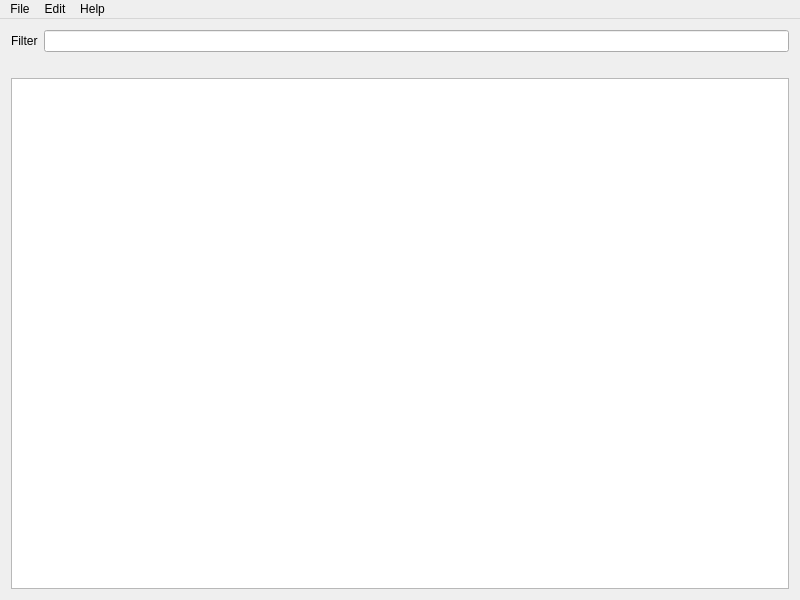
This is src/ui/ChewingEditor.ui in chewing/chewing-editor as Qt 5 draws it before an edit. The edited form follows.
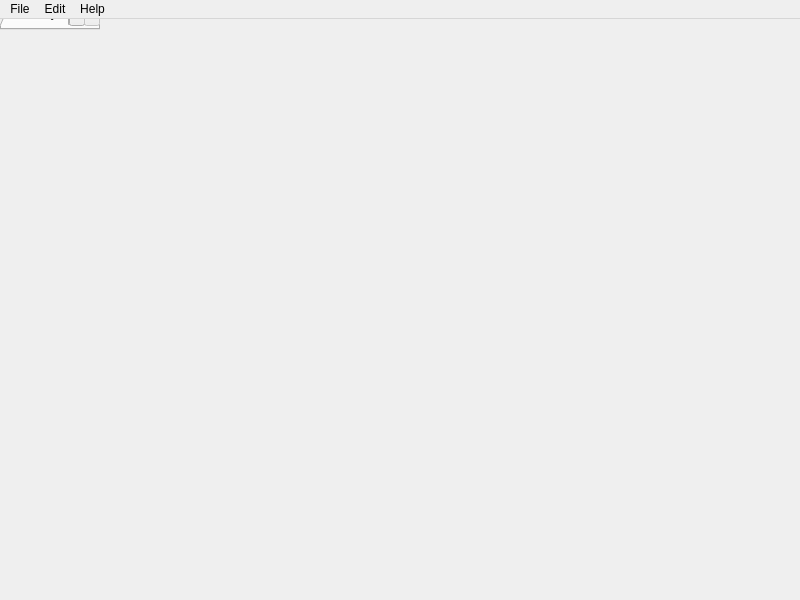
This is the edited form. The open tabs and pages were chosen to show the change. Custom widgets are drawn as their Qt base class.

Commit message: Add a new tab 'Commit History'

What changed in the file:
```diff
--- a/src/ui/ChewingEditor.ui
+++ b/src/ui/ChewingEditor.ui
@@ -19,7 +19,11 @@
   <property name="windowTitle">
    <string>Chewing user phrase editor</string>
   </property>
-  <widget class="QWidget" name="centralWidget">
+  <widget class="QTabWidget" name="tabWidget">
+   <widget class="QWidget" name="userphraseTab">
+    <attribute name="title">
+     <string>Userphrase</string>
+    </attribute>
    <layout class="QGridLayout" name="gridLayout">
     <item row="0" column="1">
      <widget class="QLineEdit" name="userphraseFilter"/>
@@ -43,6 +47,21 @@
     </item>
    </layout>
   </widget>
+   <widget class="QWidget" name="commitHistoryTab">
+    <attribute name="title">
+     <string>Commit History</string>
+    </attribute>
+    <layout class="QGridLayout" name="gridLayout2">
+     <item row="0" column="0">
+      <widget class="CommitHistoryView" name="commitHistoryView">
+       <property name="selectionMode">
+        <enum>QAbstractItemView::MultiSelection</enum>
+       </property>
+      </widget>
+     </item>
+    </layout>
+   </widget>
+  </widget>
   <widget class="QMenuBar" name="menuBar">
    <property name="geometry">
     <rect>
@@ -126,6 +145,11 @@
    <extends>QListView</extends>
    <header>UserphraseView.h</header>
   </customwidget>
+  <customwidget>
+   <class>CommitHistoryView</class>
+   <extends>QListView</extends>
+   <header>CommitHistoryView.h</header>
+  </customwidget>
  </customwidgets>
  <resources/>
  <connections/>
```
Lines whose indentation alone changed are shown as unchanged.
